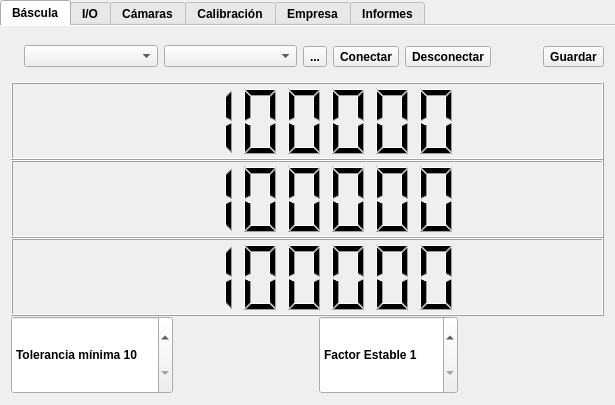
sunsiz/nQTrucks, file nqtrucksserver/Configuracion/Configuracion.ui: the form before one commit.
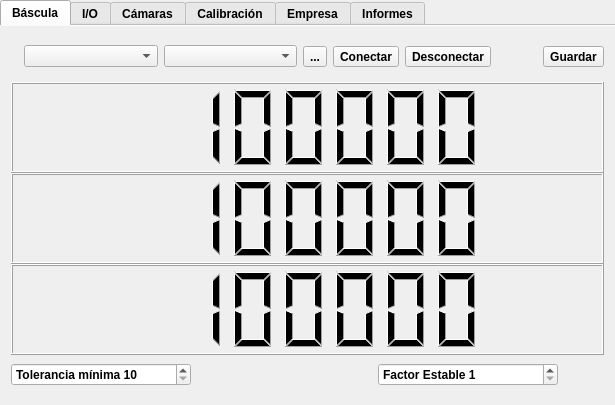
The form after the commit. The open tabs and pages were chosen to show the change. Icons and pictures are not drawn.

```diff
--- a/nqtrucksserver/Configuracion/Configuracion.ui
+++ b/nqtrucksserver/Configuracion/Configuracion.ui
@@ -343,7 +343,7 @@
              <item>
               <widget class="QSpinBox" name="BasculaErrorMinimo">
                <property name="sizePolicy">
-                <sizepolicy hsizetype="Expanding" vsizetype="Expanding">
+                <sizepolicy hsizetype="Expanding" vsizetype="Fixed">
                  <horstretch>0</horstretch>
                  <verstretch>0</verstretch>
                 </sizepolicy>
@@ -378,7 +378,7 @@
              <item>
               <widget class="QSpinBox" name="BasculaFactorEstable">
                <property name="sizePolicy">
-                <sizepolicy hsizetype="Expanding" vsizetype="Expanding">
+                <sizepolicy hsizetype="Expanding" vsizetype="Fixed">
                  <horstretch>0</horstretch>
                  <verstretch>0</verstretch>
                 </sizepolicy>
@@ -400,7 +400,7 @@
                 <bool>false</bool>
                </property>
                <property name="sizePolicy">
-                <sizepolicy hsizetype="Expanding" vsizetype="Expanding">
+                <sizepolicy hsizetype="Fixed" vsizetype="Fixed">
                  <horstretch>0</horstretch>
                  <verstretch>0</verstretch>
                 </sizepolicy>
```
Left out of the diff: 2 changed lines with no effect on the pictures.
